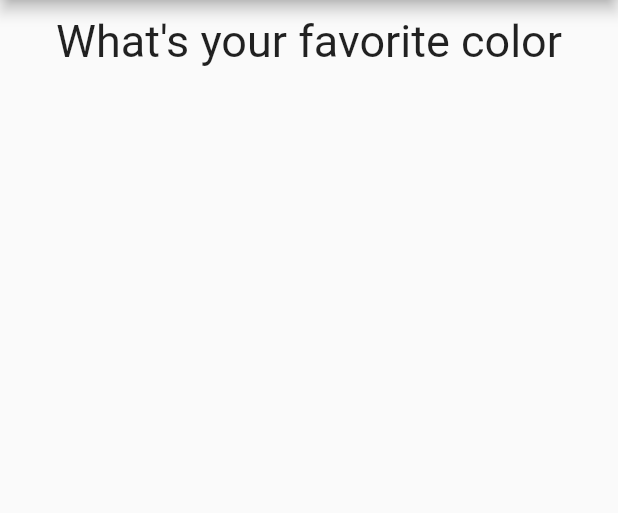
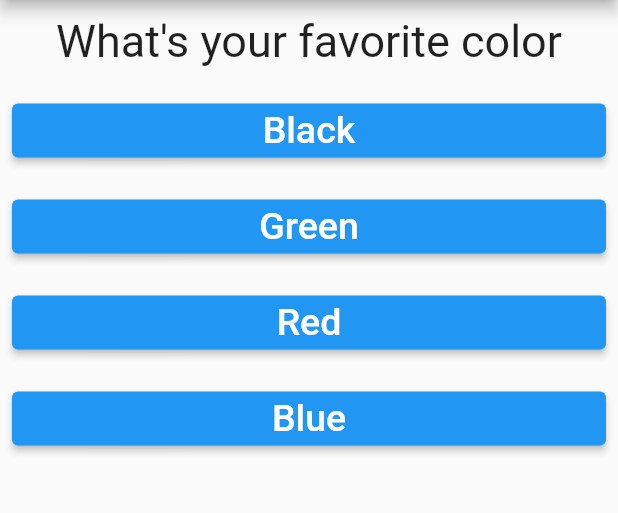
Before and after one commit to lina-jamal/quez-app-flutter, a Flutter app: the screen it shows after launch, on a phone screen of 412 x 824 dp, the part 84-597 px from its top. Run offline on Flutter 3.47's test engine with Material 2 defaults, Android fonts, the phone set to English and light mode, and no system bars.

Commit message:
create answer constractor

```diff
--- /dev/null
+++ b/quizapp/lib/Answer.dart
@@ -0,0 +1,24 @@
+import 'package:flutter/material.dart';
+
+class Answer extends StatelessWidget {
+  final String questionAnswers;
+  final VoidCallback answer;
+
+  Answer(this.questionAnswers, this.answer);
+
+  @override
+  Widget build(BuildContext context) {
+    return Container(
+      width: double.infinity,
+      margin: EdgeInsets.all(8.0),
+      child: ElevatedButton(
+        child: (Text(
+          questionAnswers,
+          style: TextStyle(fontSize: 25),
+          // style: TextStyle(fontSize: MediaQuery.of(context).size.width*0.08),
+        )),
+        onPressed: answer,
+      ),
+    );
+  }
+}
--- a/quizapp/lib/answer.dart
+++ /dev/null
@@ -1,8 +0,0 @@
-import 'package:flutter/material.dart';
-
-class Answer extends StatelessWidget {
-  @override
-  Widget build(BuildContext context) {
-    return Container();
-  }
-}
--- a/quizapp/lib/main.dart
+++ b/quizapp/lib/main.dart
@@ -1,4 +1,5 @@
 import 'package:flutter/material.dart';
+import 'package:quizapp/Answer.dart';
 import 'package:quizapp/Question.dart';
 
 main() => runApp(MyApp());
@@ -10,10 +11,36 @@ class MyApp extends StatefulWidget {
 
 class _MyAppState extends State<MyApp> {
   int _questionIndex = 0;
-  final _questions = [
-    'What\'s your favorite color',
-    'What\'s your favorite animal',
-    'What\'s your favorite color',
+
+  void answerQuetions() {
+    setState(() {
+      _questionIndex += 1;
+    });
+    print('answer chosen ...!');
+    print(_questionIndex);
+  }
+
+  final List<Map<String, Object>> _questions = [
+    {
+      'questionTest': 'What\'s your favorite color',
+      'answer': ['Black', 'Green', 'Red', 'Blue']
+    },
+    {
+      'questionTest': 'What\'s your favorite animal',
+      'answer': ['Cat', 'Dog', 'Lion', 'Rabbit']
+    },
+    {
+      'questionTest': 'What\'s your favorite city',
+      'answer': ['Gaza', 'Rafah', 'Khanyounis', 'DerElbalah']
+    },
+    {
+      'questionTest': 'What\'s your favorite frout',
+      'answer': ['Banana', 'Apple', 'Orange', 'Strawberries']
+    },
+    {
+      'questionTest': 'What\'s your favorite vegetables',
+      'answer': ['Tomato', 'Cucumber', 'eُggplant', 'Cabbage']
+    },
   ];
   @override
   Widget build(BuildContext context) {
@@ -23,7 +50,15 @@ class _MyAppState extends State<MyApp> {
           title: Text('Quiz App'),
         ),
         body: Container(
-          child: (Question(_questions[0])),
+          child: (Column(
+            children: [
+              // ...(_questions.map((e)=>Question('${e['questionTest']}'))).toList()
+              Question('${_questions[_questionIndex]['questionTest']}'),
+              ...(_questions[_questionIndex]['answer'] as List<String>)
+                  .map((answer) => Answer(answer, answerQuetions))
+                  .toList(),
+            ],
+          )),
 
           // Question()
         ),
```
